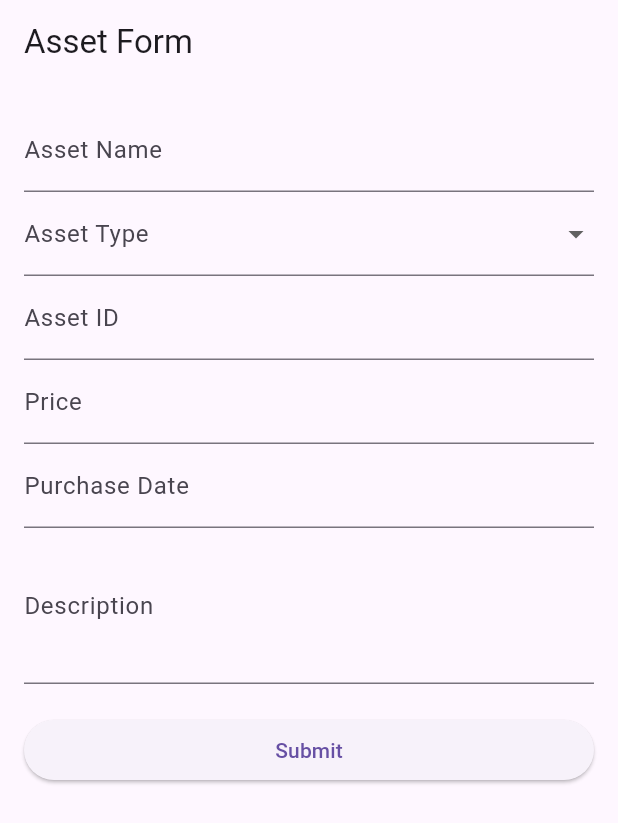
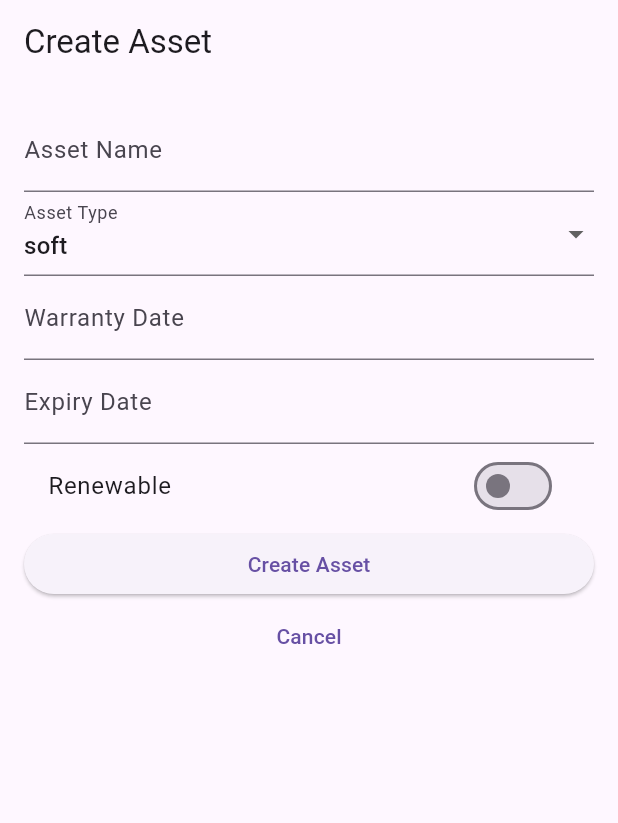
Before and after one commit to Vaishnavi-Kausale/asset_manager, a Flutter app: the screen it shows after launch, on a phone screen of 412 x 824 dp. Shown: the top 823 px of the screen. Run offline on Flutter 3.47's test engine with Material 3 defaults, Android fonts, the phone set to English and light mode, and no system bars.

Commit message:
created asset profile where we can add asset type, name, expiry and warranty date etc...

```diff
--- /dev/null
+++ b/lib/create_asset.dart
@@ -0,0 +1,151 @@
+import 'package:flutter/material.dart';
+
+class AssetForm extends StatefulWidget {
+  @override
+  _AssetFormState createState() => _AssetFormState();
+}
+
+class _AssetFormState extends State<AssetForm> {
+  final _formKey = GlobalKey<FormState>();
+  String _assetName = '';
+  String _assetType = 'soft';
+  List<String> _assetImages = [];
+  bool _isRenewable = false;
+  DateTime? _warrantyDate;
+  DateTime? _expiryDate;
+  String _maintenanceFrequency = 'monthly';
+  String _verificationFrequency = 'monthly';
+
+  void _createAsset() {
+    if (_formKey.currentState!.validate()) {
+      _formKey.currentState!.save();
+      // Here you can handle the asset creation logic
+      print('Asset Created: $_assetName, Type: $_assetType');
+    }
+  }
+
+    void _pickWarrantyDate(BuildContext context) async {
+    DateTime? date = await showDatePicker(
+      context: context,
+      initialDate: DateTime.now(),
+      firstDate: DateTime(2000),
+      lastDate: DateTime(2100),
+    );
+    if (date != null) {
+      setState(() {
+        _warrantyDate = date;
+      });
+    }
+  }
+
+      void _pickExpiryDate(BuildContext context) async {
+    DateTime? date = await showDatePicker(
+      context: context,
+      initialDate: DateTime.now(),
+      firstDate: DateTime(2000),
+      lastDate: DateTime(2100),
+    );
+    if (date != null) {
+      setState(() {
+        _expiryDate = date;
+      });
+    }
+  }
+
+  @override
+  Widget build(BuildContext context) {
+    return Scaffold(
+      appBar: AppBar(
+        title: Text('Create Asset'),
+      ),
+      body: Padding(
+        padding: const EdgeInsets.all(16.0),
+        child: Form(
+          key: _formKey,
+          child: ListView(
+            children: <Widget>[
+              TextFormField(
+                decoration: InputDecoration(labelText: 'Asset Name'),
+                validator: (value) {
+                  if (value!.isEmpty) {
+                    return 'Please enter an asset name';
+                  }
+                  return null;
+                },
+                onSaved: (value) => _assetName = value!,
+              ),
+              DropdownButtonFormField<String>(
+                value: _assetType,
+                decoration: InputDecoration(labelText: 'Asset Type'),
+                items: ['soft', 'hard', 'consumable'].map((String value) {
+                  return DropdownMenuItem<String>(
+                    value: value,
+                    child: Text(value),
+                  );
+                }).toList(),
+                onChanged: (newValue) {
+                  setState(() {
+                    _assetType = newValue!;
+                  });
+                },
+              ),
+
+              GestureDetector(
+                onTap: () => _pickWarrantyDate(context),
+                child: AbsorbPointer(
+                  child: TextFormField(
+                    decoration: InputDecoration(
+                      labelText: "Warranty Date",
+                      hintText: _warrantyDate != null
+                          ? "${_warrantyDate!.day}/${_warrantyDate!.month}/${_warrantyDate!.year}"
+                          : "Select Date",
+                    ),
+                    validator: (value) => _warrantyDate == null ? "Select a Date" : null,
+                  ),
+                ),
+              ),
+
+                GestureDetector(
+                onTap: () => _pickExpiryDate(context),
+                child: AbsorbPointer(
+                  child: TextFormField(
+                    decoration: InputDecoration(
+                      labelText: "Expiry Date",
+                      hintText: _warrantyDate != null
+                          ? "${_expiryDate!.day}/${_expiryDate!.month}/${_expiryDate!.year}"
+                          : "Select Date",
+                    ),
+                    validator: (value) => _expiryDate == null ? "Select a Date" : null,
+                  ),
+                ),
+              ),
+
+
+              // Add more fields here
+              SwitchListTile(
+                title: Text('Renewable'),
+                value: _isRenewable,
+                onChanged: (bool value) {
+                  setState(() {
+                    _isRenewable = value;
+                  });
+                },
+              ),
+              // Add date pickers, dropdowns for maintenance and verification frequencies
+              ElevatedButton(
+                child: Text('Create Asset'),
+                onPressed: _createAsset,
+              ),
+              TextButton(
+                child: Text('Cancel'),
+                onPressed: () {
+                  // Handle cancel
+                },
+              ),
+            ],
+          ),
+        ),
+      ),
+    );
+  }
+}
--- a/lib/main.dart
+++ b/lib/main.dart
@@ -1,109 +1,132 @@
+// import 'package:flutter/material.dart';
+
+// void main() {
+//   runApp(MaterialApp(home: AssetFormScreen()));
+// }
+
+// class AssetFormScreen extends StatefulWidget {
+//   const AssetFormScreen({super.key});
+
+//   @override
+//   _AssetFormScreenState createState() => _AssetFormScreenState();
+// }
+
+// class _AssetFormScreenState extends State<AssetFormScreen> {
+//   final _formKey = GlobalKey<FormState>();
+//   TextEditingController nameController = TextEditingController();
+//   TextEditingController idController = TextEditingController();
+//   TextEditingController priceController = TextEditingController();
+//   TextEditingController descriptionController = TextEditingController();
+//   String? assetType;
+//   DateTime? purchaseDate;
+
+//   void _pickDate(BuildContext context) async {
+//     DateTime? date = await showDatePicker(
+//       context: context,
+//       initialDate: DateTime.now(),
+//       firstDate: DateTime(2000),
+//       lastDate: DateTime(2100),
+//     );
+//     if (date != null) {
+//       setState(() {
+//         purchaseDate = date;
+//       });
+//     }
+//   }
+
+//   void _submitForm() {
+//     if (_formKey.currentState!.validate()) {
+//       // Process the form data
+//       ScaffoldMessenger.of(context).showSnackBar(
+//         SnackBar(content: Text("Asset Submitted Successfully!")),
+//       );
+//     }
+//   }
+
+//   @override
+//   Widget build(BuildContext context) {
+//     return Scaffold(
+//       appBar: AppBar(title: Text("Asset Form")),
+//       body: Padding(
+//         padding: const EdgeInsets.all(16.0),
+//         child: Form(
+//           key: _formKey,
+//           child: ListView(
+//             children: [
+//               TextFormField(
+//                 controller: nameController,
+//                 decoration: InputDecoration(labelText: "Asset Name"),
+//                 validator: (value) => value!.isEmpty ? "Enter Asset Name" : null,
+//               ),
+//               DropdownButtonFormField<String>(
+//                 value: assetType,
+//                 decoration: InputDecoration(labelText: "Asset Type"),
+//                 items: ["Electronics", "Furniture", "Software", "Vehicle"]
+//                     .map((type) => DropdownMenuItem(value: type, child: Text(type)))
+//                     .toList(),
+//                 onChanged: (value) => setState(() => assetType = value),
+//                 validator: (value) => value == null ? "Select Asset Type" : null,
+//               ),
+//               TextFormField(
+//                 controller: idController,
+//                 decoration: InputDecoration(labelText: "Asset ID"),
+//                 validator: (value) => value!.isEmpty ? "Enter Asset ID" : null,
+//               ),
+//               TextFormField(
+//                 controller: priceController,
+//                 decoration: InputDecoration(labelText: "Price"),
+//                 keyboardType: TextInputType.number,
+//                 validator: (value) => value!.isEmpty ? "Enter Price" : null,
+//               ),
+//               GestureDetector(
+//                 onTap: () => _pickDate(context),
+//                 child: AbsorbPointer(
+//                   child: TextFormField(
+//                     decoration: InputDecoration(
+//                       labelText: "Purchase Date",
+//                       hintText: purchaseDate != null
+//                           ? "${purchaseDate!.day}/${purchaseDate!.month}/${purchaseDate!.year}"
+//                           : "Select Date",
+//                     ),
+//                     validator: (value) => purchaseDate == null ? "Select a Date" : null,
+//                   ),
+//                 ),
+//               ),
+//               TextFormField(
+//                 controller: descriptionController,
+//                 decoration: InputDecoration(labelText: "Description"),
+//                 maxLines: 3,
+//               ),
+//               SizedBox(height: 20),
+//               ElevatedButton(
+//                 onPressed: _submitForm,
+//                 child: Text("Submit"),
+//               ),
+//             ],
+//           ),
+//         ),
+//       ),
+//     );
+//   }
+// }
+
+// lib/main.dart
 import 'package:flutter/material.dart';
+import 'package:asset_man/create_asset.dart'; // Import the form widget
 
 void main() {
-  runApp(MaterialApp(home: AssetFormScreen()));
+  runApp(MyApp());
 }
 
-class AssetFormScreen extends StatefulWidget {
-  @override
-  _AssetFormScreenState createState() => _AssetFormScreenState();
-}
-
-class _AssetFormScreenState extends State<AssetFormScreen> {
-  final _formKey = GlobalKey<FormState>();
-  TextEditingController nameController = TextEditingController();
-  TextEditingController idController = TextEditingController();
-  TextEditingController priceController = TextEditingController();
-  TextEditingController descriptionController = TextEditingController();
-  String? assetType;
-  DateTime? purchaseDate;
-
-  void _pickDate(BuildContext context) async {
-    DateTime? date = await showDatePicker(
-      context: context,
-      initialDate: DateTime.now(),
-      firstDate: DateTime(2000),
-      lastDate: DateTime(2100),
-    );
-    if (date != null) {
-      setState(() {
-        purchaseDate = date;
-      });
-    }
-  }
-
-  void _submitForm() {
-    if (_formKey.currentState!.validate()) {
-      // Process the form data
-      ScaffoldMessenger.of(context).showSnackBar(
-        SnackBar(content: Text("Asset Submitted Successfully!")),
-      );
-    }
-  }
-
+class MyApp extends StatelessWidget {
   @override
   Widget build(BuildContext context) {
-    return Scaffold(
-      appBar: AppBar(title: Text("Asset Form")),
-      body: Padding(
-        padding: const EdgeInsets.all(16.0),
-        child: Form(
-          key: _formKey,
-          child: ListView(
-            children: [
-              TextFormField(
-                controller: nameController,
-                decoration: InputDecoration(labelText: "Asset Name"),
-                validator: (value) => value!.isEmpty ? "Enter Asset Name" : null,
-              ),
-              DropdownButtonFormField<String>(
-                value: assetType,
-                decoration: InputDecoration(labelText: "Asset Type"),
-                items: ["Electronics", "Furniture", "Software", "Vehicle"]
-                    .map((type) => DropdownMenuItem(value: type, child: Text(type)))
-                    .toList(),
-                onChanged: (value) => setState(() => assetType = value),
-                validator: (value) => value == null ? "Select Asset Type" : null,
-              ),
-              TextFormField(
-                controller: idController,
-                decoration: InputDecoration(labelText: "Asset ID"),
-                validator: (value) => value!.isEmpty ? "Enter Asset ID" : null,
-              ),
-              TextFormField(
-                controller: priceController,
-                decoration: InputDecoration(labelText: "Price"),
-                keyboardType: TextInputType.number,
-                validator: (value) => value!.isEmpty ? "Enter Price" : null,
-              ),
-              GestureDetector(
-                onTap: () => _pickDate(context),
-                child: AbsorbPointer(
-                  child: TextFormField(
-                    decoration: InputDecoration(
-                      labelText: "Purchase Date",
-                      hintText: purchaseDate != null
-                          ? "${purchaseDate!.day}/${purchaseDate!.month}/${purchaseDate!.year}"
-                          : "Select Date",
-                    ),
-                    validator: (value) => purchaseDate == null ? "Select a Date" : null,
-                  ),
-                ),
-              ),
-              TextFormField(
-                controller: descriptionController,
-                decoration: InputDecoration(labelText: "Description"),
-                maxLines: 3,
-              ),
-              SizedBox(height: 20),
-              ElevatedButton(
-                onPressed: _submitForm,
-                child: Text("Submit"),
-              ),
-            ],
-          ),
-        ),
+    return MaterialApp(
+      title: 'Asset Management',
+      theme: ThemeData(
+        primarySwatch: Colors.blue,
       ),
+      home: AssetForm(), // Set the AssetForm as the home widget
     );
   }
 }
```
